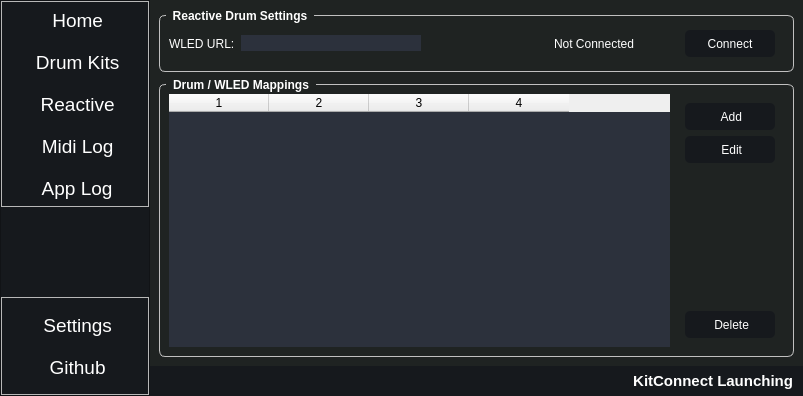
Above: resources/ui/MainWindow.ui from chillfactor032/kitconnect before the change. Below: the same form after it.
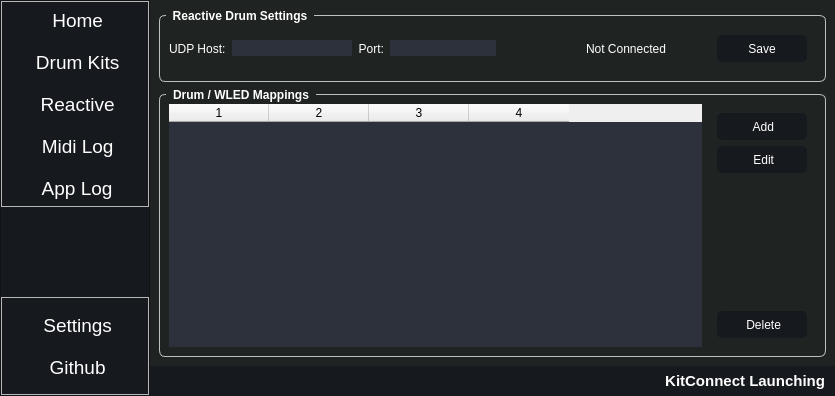
That is the form after the change. Icons and pictures are not drawn.

The edit to the form file:
```diff
--- a/resources/ui/MainWindow.ui
+++ b/resources/ui/MainWindow.ui
@@ -1212,19 +1212,13 @@
                  <string>Reactive Drum Settings</string>
                 </property>
                 <layout class="QHBoxLayout" name="horizontalLayout_7">
-                 <property name="topMargin">
-                  <number>4</number>
-                 </property>
                  <property name="rightMargin">
                   <number>18</number>
                  </property>
-                 <property name="bottomMargin">
-                  <number>4</number>
-                 </property>
                  <item>
                   <widget class="QLabel" name="label_11">
                    <property name="text">
-                    <string>WLED URL:</string>
+                    <string>UDP Host:</string>
                    </property>
                   </widget>
                  </item>
@@ -1238,24 +1232,37 @@
                    </property>
                    <property name="minimumSize">
                     <size>
-                     <width>180</width>
+                     <width>120</width>
                      <height>0</height>
                     </size>
                    </property>
                   </widget>
                  </item>
                  <item>
-                  <spacer name="horizontalSpacer_3">
-                   <property name="orientation">
-                    <enum>Qt::Horizontal</enum>
+                  <widget class="QLabel" name="label_13">
+                   <property name="text">
+                    <string>Port:</string>
                    </property>
-                   <property name="sizeHint" stdset="0">
+                   <property name="alignment">
+                    <set>Qt::AlignRight|Qt::AlignTrailing|Qt::AlignVCenter</set>
+                   </property>
+                  </widget>
+                 </item>
+                 <item>
+                  <widget class="QLineEdit" name="reactPortEdit">
+                   <property name="sizePolicy">
+                    <sizepolicy hsizetype="Fixed" vsizetype="Fixed">
+                     <horstretch>0</horstretch>
+                     <verstretch>0</verstretch>
+                    </sizepolicy>
+                   </property>
+                   <property name="minimumSize">
                     <size>
-                     <width>32</width>
-                     <height>20</height>
+                     <width>60</width>
+                     <height>0</height>
                     </size>
                    </property>
-                  </spacer>
+                  </widget>
                  </item>
                  <item>
                   <widget class="QWidget" name="widget_2" native="true">
@@ -1267,7 +1274,7 @@
                       </property>
                       <property name="sizeHint" stdset="0">
                        <size>
-                        <width>36</width>
+                        <width>40</width>
                         <height>20</height>
                        </size>
                       </property>
@@ -1353,7 +1360,7 @@
 }</string>
                    </property>
                    <property name="text">
-                    <string>Connect</string>
+                    <string>Save</string>
                    </property>
                    <property name="icon">
                     <iconset resource="../../Resources.qrc">
```
Left out of the diff: 6 changed lines with no effect on the pictures.
